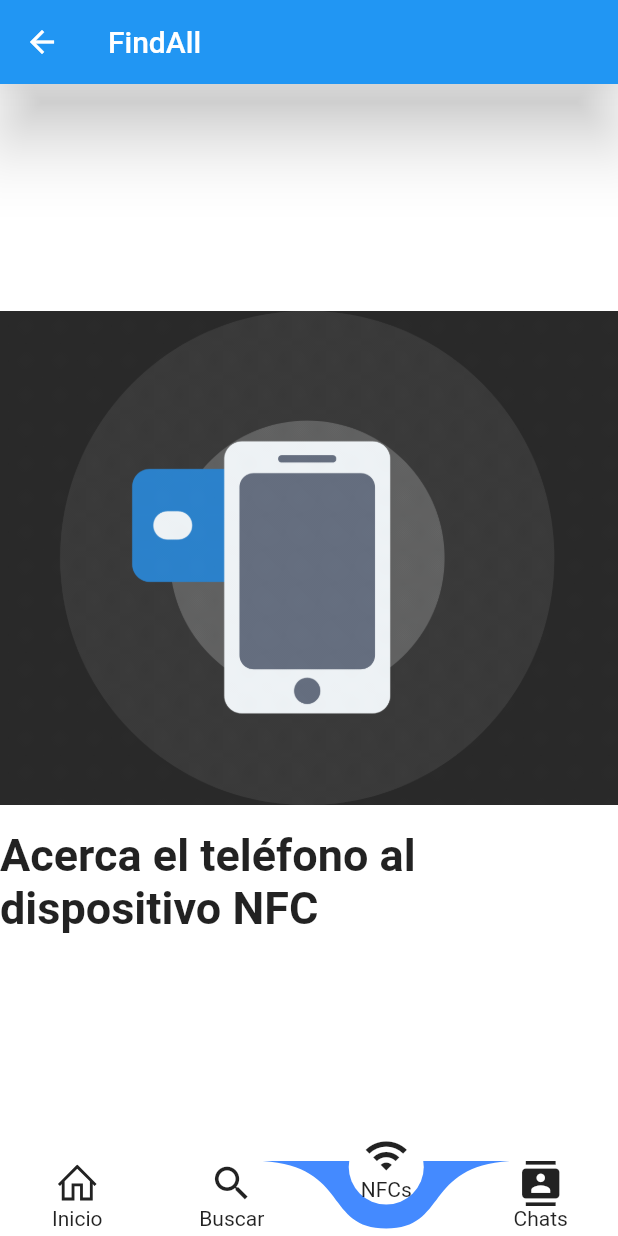
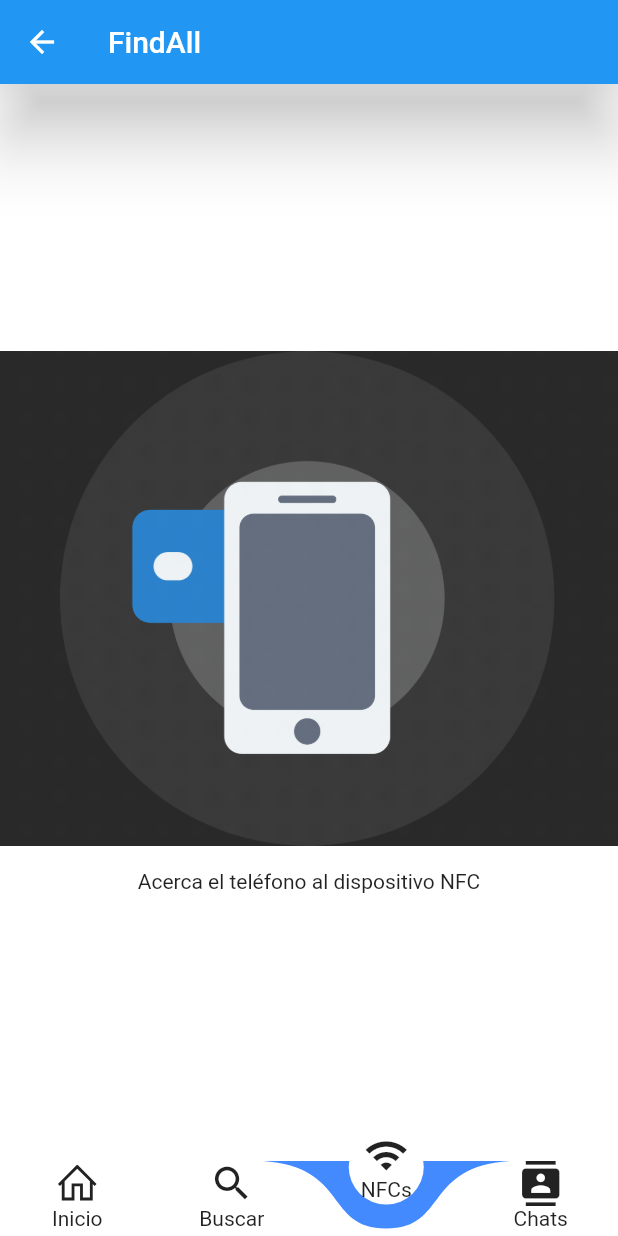
Before and after one commit to Mohamed11302/app_interactivos, a Flutter app: the Example screen opened directly, item 3 of the bottom bar chosen, on a phone screen of 412 x 824 dp. Run offline on Flutter 3.47's test engine with Material 2 defaults, Android fonts, the phone set to English and light mode, and no system bars; drawn by our look-alikes of curved_navigation_bar; our stand-ins replace animate_do, cloud_firestore, firebase_auth, firebase_core, google_sign_in, line_icons; missing offline and left inert: nfc_manager; accounts and stored records are empty.

Commit message:
Modularización de páginas

```diff
--- a/lib/pages/register_login.dart
+++ b/lib/pages/register_login.dart
@@ -2,7 +2,7 @@ import 'package:flutter/material.dart';
 import 'package:animate_do/animate_do.dart';
 import 'package:app_interactivos/pages/register_page.dart';
 import 'package:app_interactivos/pages/forgot_password.dart';
-import 'package:app_interactivos/pages/home.dart';
+import 'package:app_interactivos/pages/tabbed_window.dart';
 import 'package:firebase_auth/firebase_auth.dart';
 import 'package:google_sign_in/google_sign_in.dart';
 import 'package:cloud_firestore/cloud_firestore.dart';
--- a/lib/pages/register_page.dart
+++ b/lib/pages/register_page.dart
@@ -2,7 +2,7 @@ import 'dart:convert';
 import 'package:app_interactivos/pages/register_login.dart';
 import 'package:flutter/material.dart';
 import 'package:animate_do/animate_do.dart';
-import 'package:app_interactivos/pages/home.dart';
+import 'package:app_interactivos/pages/tabbed_window.dart';
 import 'package:firebase_auth/firebase_auth.dart';
 import 'package:cloud_firestore/cloud_firestore.dart';
 import 'package:http/http.dart' as http;
--- a/lib/pages/home.dart
+++ b/lib/pages/tabbed_window.dart
@@ -1,8 +1,7 @@
 import 'package:flutter/material.dart';
 import 'package:curved_navigation_bar/curved_navigation_bar.dart';
 import 'package:line_icons/line_icons.dart';
-import 'package:nfc_manager/nfc_manager.dart';
-import 'dart:convert';
+import 'package:app_interactivos/pages/nfc_methods.dart';
 
 class Example extends StatefulWidget {
   @override
@@ -15,30 +14,6 @@ class _ExampleState extends State<Example> {
   bool showNFCTab = true; // Controla si mostrar la pestaña NFC o no
   late List<Widget Function()> _widgetOptions; // Definir _widgetOptions
 
-  Future<void> _startNFCSession() async {
-
-    await NfcManager.instance.startSession(
-      onDiscovered: (NfcTag tag) {
-        try {
-          debugPrint(_selectedIndex.toString());
-
-          if(enableNFCReading) {
-            _buildNFCTab(tag);
-          }
-          return Future.value();
-        }catch(error){
-          ScaffoldMessenger.of(context).showSnackBar(
-            SnackBar(
-              content: Text('Error mientras se manejaba una etiqueta nfc. $error'),
-            ),
-          );
-          return Future.value();
-        }
-      },
-    );
-
-  }
-
   _ExampleState() {
     _widgetOptions = [
           () => Text(
@@ -49,14 +24,16 @@ class _ExampleState extends State<Example> {
         'OBJETOS PERDIDOS',
         style: optionStyle,
       ),
-          () => _buildNFCTab(null), // Inicializa con un valor nulo
+          () => Column(mainAxisAlignment: MainAxisAlignment.center, children: [
+          Image.asset('assets/gif_nfc.gif'), SizedBox(height: 16), Text('Acerca el teléfono al dispositivo NFC'),],),//buildNFCTab(null, enableNFCReading,null), // Inicializa con un valor nulo
+
           () => Text(
         'CHATS',
         style: optionStyle,
       ),
     ];
 
-    _startNFCSession();
+
   }
 
   static const TextStyle optionStyle =
@@ -64,6 +41,7 @@ class _ExampleState extends State<Example> {
 
   @override
   Widget build(BuildContext context) {
+    startNFCSession(enableNFCReading,context);
     return Scaffold(
       backgroundColor: Color.fromARGB(255, 255, 255, 255),
       appBar: AppBar(
@@ -117,36 +95,4 @@ class _ExampleState extends State<Example> {
       ),
     );
   }
-
-  Widget _buildNFCTab(NfcTag? tag) {
-    List<Widget> columnChildren = [
-      Image.asset('assets/gif_nfc.gif'),
-      SizedBox(height: 16),
-      Text(
-        'Acerca el teléfono al dispositivo NFC',
-        style: optionStyle,
-      ),
-    ];
-
-    if (tag != null && enableNFCReading) {
-      //quito los 3 primeros caracteres por ser unos añadidos en la lectura
-      var payloadText = (String.fromCharCodes(tag.data['ndef']['cachedMessage']['records'][0]['payload'])).substring(3);
-      print('Payload of the NFC tag detected: $payloadText');
-
-
-      columnChildren.add(
-        Text(
-          'Información NFC: ${tag.data}',
-          style: optionStyle,
-        ),
-      );
-    }
-
-    return Column(
-      mainAxisAlignment: MainAxisAlignment.center,
-      children: columnChildren,
-    );
-  }
-
-
 }
```
Also changed, not shown: lib/pages/nfc_methods.dart (added, +47 -0 lines).
